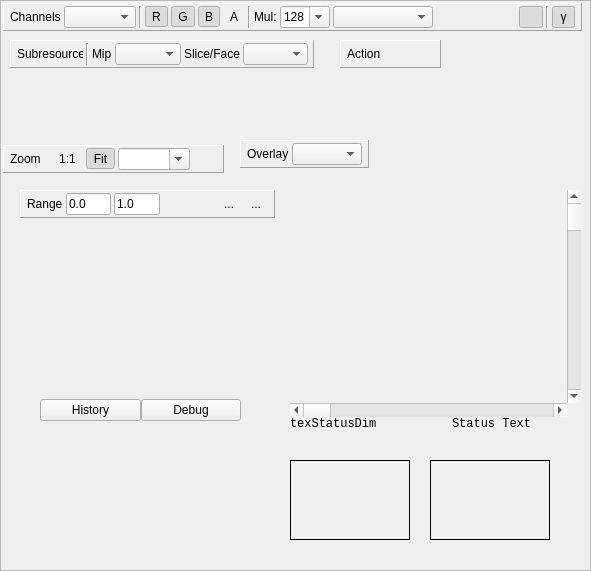
This is qrenderdoc/Windows/TextureViewer.ui in baldurk/renderdoc as Qt 5 draws it before an edit. The edited form follows.
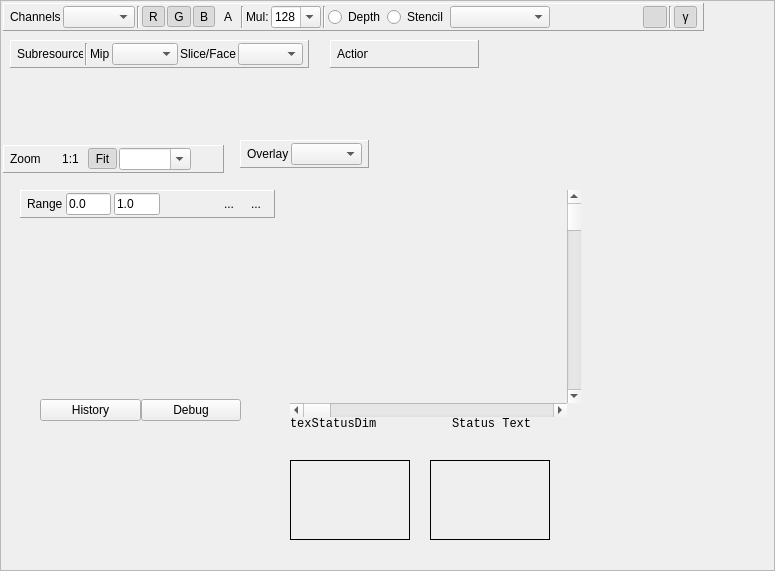
This is the edited form. Icons and pictures are not drawn. Custom widgets are drawn as their Qt base class.

Commit message: Set up remaining widgets etc in texture viewer

```diff
--- a/qrenderdoc/Windows/TextureViewer.ui
+++ b/qrenderdoc/Windows/TextureViewer.ui
@@ -6,7 +6,7 @@
    <rect>
     <x>0</x>
     <y>0</y>
-    <width>591</width>
+    <width>775</width>
     <height>571</height>
    </rect>
   </property>
@@ -207,7 +207,7 @@
    </property>
    <layout class="QHBoxLayout" name="horizontalLayout_8">
     <property name="spacing">
-     <number>3</number>
+     <number>2</number>
     </property>
     <property name="leftMargin">
      <number>6</number>
@@ -256,7 +256,7 @@
    </property>
    <layout class="QHBoxLayout" name="horizontalLayout_9">
     <property name="spacing">
-     <number>3</number>
+     <number>2</number>
     </property>
     <property name="leftMargin">
      <number>6</number>
@@ -357,9 +357,9 @@
   <widget class="QFrame" name="actionToolbar">
    <property name="geometry">
     <rect>
-     <x>340</x>
+     <x>330</x>
      <y>40</y>
-     <width>101</width>
+     <width>149</width>
      <height>28</height>
     </rect>
    </property>
@@ -377,7 +377,7 @@
    </property>
    <layout class="QHBoxLayout" name="horizontalLayout_4">
     <property name="spacing">
-     <number>3</number>
+     <number>2</number>
     </property>
     <property name="leftMargin">
      <number>6</number>
@@ -426,6 +426,34 @@
       </property>
      </widget>
     </item>
+    <item>
+     <widget class="QToolButton" name="viewTexBuffer">
+      <property name="text">
+       <string/>
+      </property>
+      <property name="icon">
+       <iconset resource="../resources.qrc">
+        <normaloff>:/Resources/page_white_code.png</normaloff>:/Resources/page_white_code.png</iconset>
+      </property>
+      <property name="autoRaise">
+       <bool>true</bool>
+      </property>
+     </widget>
+    </item>
+    <item>
+     <widget class="QToolButton" name="texListShow_2">
+      <property name="text">
+       <string/>
+      </property>
+      <property name="icon">
+       <iconset resource="../resources.qrc">
+        <normaloff>:/Resources/find.png</normaloff>:/Resources/find.png</iconset>
+      </property>
+      <property name="autoRaise">
+       <bool>true</bool>
+      </property>
+     </widget>
+    </item>
    </layout>
   </widget>
   <widget class="QFrame" name="subresourceToolbar">
@@ -433,10 +461,16 @@
     <rect>
      <x>10</x>
      <y>40</y>
-     <width>304</width>
+     <width>299</width>
      <height>28</height>
     </rect>
    </property>
+   <property name="sizePolicy">
+    <sizepolicy hsizetype="Fixed" vsizetype="Preferred">
+     <horstretch>0</horstretch>
+     <verstretch>0</verstretch>
+    </sizepolicy>
+   </property>
    <property name="minimumSize">
     <size>
      <width>0</width>
@@ -451,7 +485,7 @@
    </property>
    <layout class="QHBoxLayout" name="horizontalLayout_6">
     <property name="spacing">
-     <number>3</number>
+     <number>2</number>
     </property>
     <property name="leftMargin">
      <number>6</number>
@@ -506,10 +540,16 @@
     <rect>
      <x>3</x>
      <y>3</y>
-     <width>579</width>
+     <width>701</width>
      <height>28</height>
     </rect>
    </property>
+   <property name="sizePolicy">
+    <sizepolicy hsizetype="Minimum" vsizetype="Fixed">
+     <horstretch>0</horstretch>
+     <verstretch>0</verstretch>
+    </sizepolicy>
+   </property>
    <property name="minimumSize">
     <size>
      <width>0</width>
@@ -524,7 +564,7 @@
    </property>
    <layout class="QHBoxLayout" name="horizontalLayout_5">
     <property name="spacing">
-     <number>3</number>
+     <number>2</number>
     </property>
     <property name="leftMargin">
      <number>6</number>
@@ -553,7 +593,7 @@
      </widget>
     </item>
     <item>
-     <widget class="Line" name="line_2">
+     <widget class="Line" name="depthStencilSep">
       <property name="orientation">
        <enum>Qt::Vertical</enum>
       </property>
@@ -666,7 +706,28 @@
      </widget>
     </item>
     <item>
-     <widget class="QComboBox" name="comboBox_6">
+     <widget class="Line" name="line_2">
+      <property name="orientation">
+       <enum>Qt::Vertical</enum>
+      </property>
+     </widget>
+    </item>
+    <item>
+     <widget class="QRadioButton" name="depthDisplay">
+      <property name="text">
+       <string>Depth</string>
+      </property>
+     </widget>
+    </item>
+    <item>
+     <widget class="QRadioButton" name="stencilDisplay">
+      <property name="text">
+       <string>Stencil</string>
+      </property>
+     </widget>
+    </item>
+    <item>
+     <widget class="QComboBox" name="customShader">
       <property name="sizePolicy">
        <sizepolicy hsizetype="Preferred" vsizetype="Fixed">
         <horstretch>0</horstretch>
```
Left out of the diff: 77 changed lines with no effect on the pictures. The commit also changes 2 other files.
